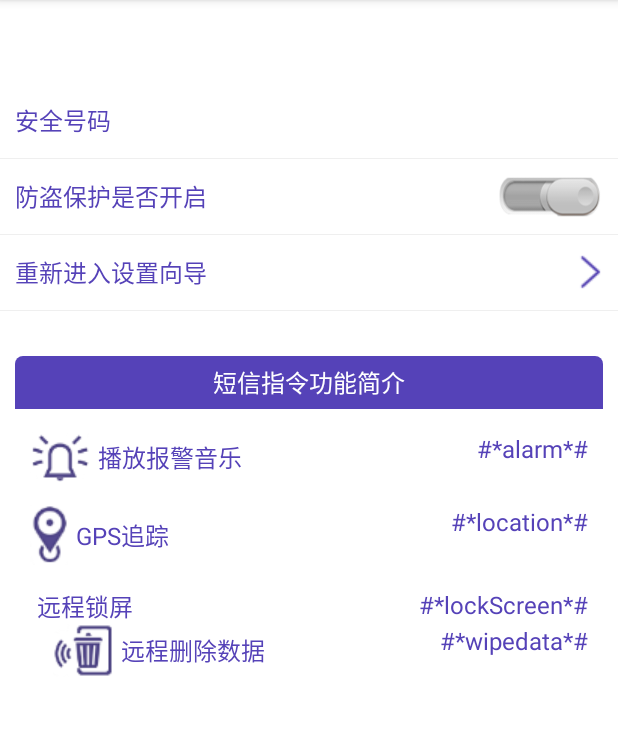
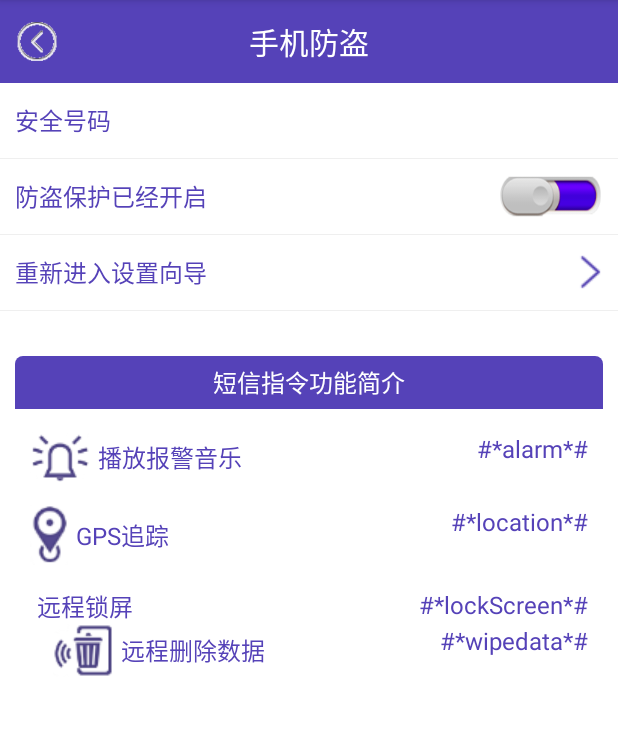
Before and after one commit to lbwnb/MobileGuard, an Android app: the LostFindActivity screen opened directly, with no data from a screen before it, on a phone screen of 412 x 824 dp, the part 84-819 px from its top. Run offline under Robolectric (Android 15) with nearby library versions, the light colour scheme and no system bars; 1 statement that could not run was skipped.

Commit message:
短信指令功能

```diff
--- a/app/src/main/java/cn/edu/gdmec/android/mobileguard/m2theftguard/LostFindActivity.java
+++ b/app/src/main/java/cn/edu/gdmec/android/mobileguard/m2theftguard/LostFindActivity.java
@@ -1,8 +1,16 @@
 package cn.edu.gdmec.android.mobileguard.m2theftguard;
 
 import android.content.Intent;
-import android.os.Bundle;
+import android.content.SharedPreferences;
 import android.support.v7.app.AppCompatActivity;
+import android.view.View;
+import android.view.Window;
+import android.widget.CompoundButton;
+import android.widget.ImageView;
+import android.widget.RelativeLayout;
+import android.widget.TextView;
+import android.widget.ToggleButton;
+
 import cn.edu.gdmec.android.mobileguard.R;
 
 
@@ -10,12 +18,62 @@ import cn.edu.gdmec.android.mobileguard.R;
  * Created by Administrator on 2017/10/11.
  */
 
-public class LostFindActivity extends AppCompatActivity {
+public class LostFindActivity extends AppCompatActivity implements View.OnClickListener  {
+    private TextView mSafePhoneTV;
+    private RelativeLayout mInterSetupRL;
+    private SharedPreferences msharedPreferences;
+    private ToggleButton mToggleButton;
+    private TextView mProtectStatusTV;
     @Override
-   protected void onCreate(Bundle savedInstanceState){
+   protected void onCreate(android.os.Bundle savedInstanceState){
        super.onCreate(savedInstanceState);
+        requestWindowFeature(Window.FEATURE_NO_TITLE);
        setContentView(R.layout.activity_lost_find);
-       startSetUp1Activity();
+        msharedPreferences = getSharedPreferences("config", MODE_PRIVATE);
+        if(!isSetUp()){
+            //如果没有进入设置向导，则进入
+            startSetUp1Activity();
+        }
+       initView();
+   }
+   private boolean isSetUp(){
+       return msharedPreferences.getBoolean("isSetUp",false);
+   }
+   private void initView(){
+       TextView mTitleTV = (TextView) findViewById(R.id.tv_title);
+       mTitleTV.setText("手机防盗");
+       ImageView mLeftImgv = (ImageView) findViewById(R.id.imgv_leftbtn);
+       mLeftImgv.setOnClickListener(this);
+       mLeftImgv.setImageResource(R.drawable.back);
+       findViewById(R.id.rl_titlebar).setBackgroundColor(getResources().getColor(R.color.purple));
+       mSafePhoneTV = (TextView) findViewById(R.id.tv_safephone);
+       mSafePhoneTV.setText(msharedPreferences.getString("safephone",""));
+       mToggleButton = (ToggleButton) findViewById(R.id.togglebtn_lostfind);
+       mInterSetupRL = (RelativeLayout) findViewById(R.id.rl_inter_setup_wizard);
+       mInterSetupRL.setOnClickListener(this);
+       mProtectStatusTV = (TextView) findViewById(R.id.tv_lostfind_protectstatus);
+       //查询手机防盗是否开启，默认为开启
+       boolean protecting = msharedPreferences.getBoolean("protecting",true);
+       if (protecting){
+           mProtectStatusTV.setText("防盗保护已经开启");
+           mToggleButton.setChecked(true);
+       }else{
+           mProtectStatusTV.setText("防盗保护没有开启");
+           mToggleButton.setChecked(false);
+       }
+       mToggleButton.setOnCheckedChangeListener(new CompoundButton.OnCheckedChangeListener() {
+           @Override
+           public void onCheckedChanged(CompoundButton buttonView, boolean isChecked) {
+               if(isChecked){
+                   mProtectStatusTV.setText("防盗保护已经开启");
+               }else{
+                   mProtectStatusTV.setText("防盗保护没有开启");
+               }
+               SharedPreferences.Editor editor = msharedPreferences.edit();
+               editor.putBoolean("protecting",isChecked);
+               editor.commit();
+           }
+       });
    }
 
    private void startSetUp1Activity(){
@@ -23,4 +81,17 @@ public class LostFindActivity extends AppCompatActivity {
        startActivity(intent);
        finish();
    }
+   @Override
+    public void onClick(View view){
+       switch (view.getId()){
+           case R.id.rl_inter_setup_wizard:
+               //重新进入设置向导
+               startSetUp1Activity();
+               break;
+           case R.id.imgv_leftbtn:
+               //重新进入设置向导
+               finish();
+               break;
+       }
+   }
 }
--- a/app/src/main/res/layout/activity_setup_1.xml
+++ b/app/src/main/res/layout/activity_setup_1.xml
@@ -51,7 +51,7 @@
                     android:layout_weight="1"
                     android:drawablePadding="5dp"
                     android:drawableTop="@drawable/sim_alarm_icon"
-                    android:layout_gravity="center"
+                    android:gravity="center"
                     android:text="SIM卡变更报警"
                     android:textColor="@color/purple"/>
 
```
Also changed, not shown: app/src/main/AndroidManifest.xml (+27 -2 lines), app/src/main/java/cn/edu/gdmec/android/mobileguard/m1home/HomeActivity.java (+23 -1 lines), app/src/main/java/cn/edu/gdmec/android/mobileguard/m2theftguard/Setup4Activity.java (+41 -4 lines), app/src/main/java/cn/edu/gdmec/android/mobileguard/m2theftguard/receiver/MyDeviceAdminReceiver.java (added, +17 -0 lines), app/src/main/java/cn/edu/gdmec/android/mobileguard/m2theftguard/receiver/SmsLostFindReceiver.java (added, +75 -0 lines), app/src/main/java/cn/edu/gdmec/android/mobileguard/m2theftguard/service/GPSLocationService.java (added, +90 -0 lines), app/src/main/res/xml/device_admin_sample.xml (added, +8 -0 lines), 1 other file.
